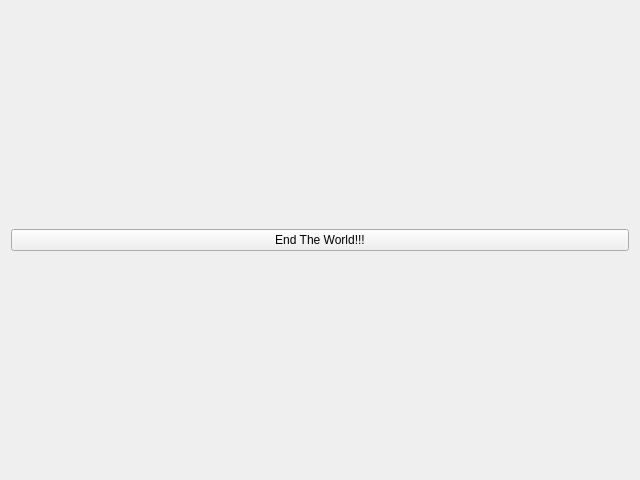
slaclab/devPanel, file andy/devPanelAndy.ui: the form before one commit.
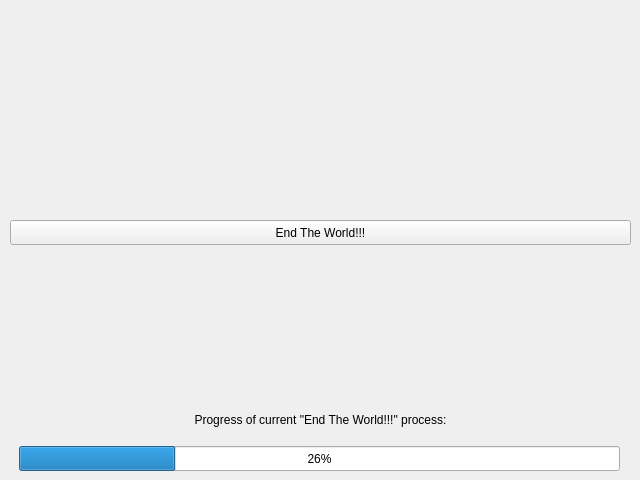
The form after the commit. Custom widgets are drawn as their Qt base class.

Commit message: updating Andy's dev panel

The edit to the form file:
```diff
--- a/andy/devPanelAndy.ui
+++ b/andy/devPanelAndy.ui
@@ -13,9 +13,15 @@
   <property name="windowTitle">
    <string>Form</string>
   </property>
-  <layout class="QGridLayout" name="gridLayout">
-   <item row="0" column="0">
     <widget class="PyDMShellCommand" name="EndTheWorld">
+   <property name="geometry">
+    <rect>
+     <x>10</x>
+     <y>220</y>
+     <width>621</width>
+     <height>25</height>
+    </rect>
+   </property>
      <property name="toolTip">
       <string/>
      </property>
@@ -28,8 +34,44 @@
       </stringlist>
      </property>
     </widget>
-   </item>
-  </layout>
+  <widget class="QProgressBar" name="progressBar">
+   <property name="geometry">
+    <rect>
+     <x>19</x>
+     <y>446</y>
+     <width>601</width>
+     <height>25</height>
+    </rect>
+   </property>
+   <property name="value">
+    <number>26</number>
+   </property>
+   <property name="textDirection">
+    <enum>QProgressBar::TopToBottom</enum>
+   </property>
+  </widget>
+  <widget class="QLabel" name="label">
+   <property name="enabled">
+    <bool>true</bool>
+   </property>
+   <property name="geometry">
+    <rect>
+     <x>10</x>
+     <y>400</y>
+     <width>621</width>
+     <height>27</height>
+    </rect>
+   </property>
+   <property name="frameShape">
+    <enum>QFrame::NoFrame</enum>
+   </property>
+   <property name="text">
+    <string>Progress of current &quot;End The World!!!&quot; process:</string>
+   </property>
+   <property name="alignment">
+    <set>Qt::AlignBottom|Qt::AlignHCenter</set>
+   </property>
+  </widget>
  </widget>
  <customwidgets>
   <customwidget>
```
Lines whose indentation alone changed are shown as unchanged.
